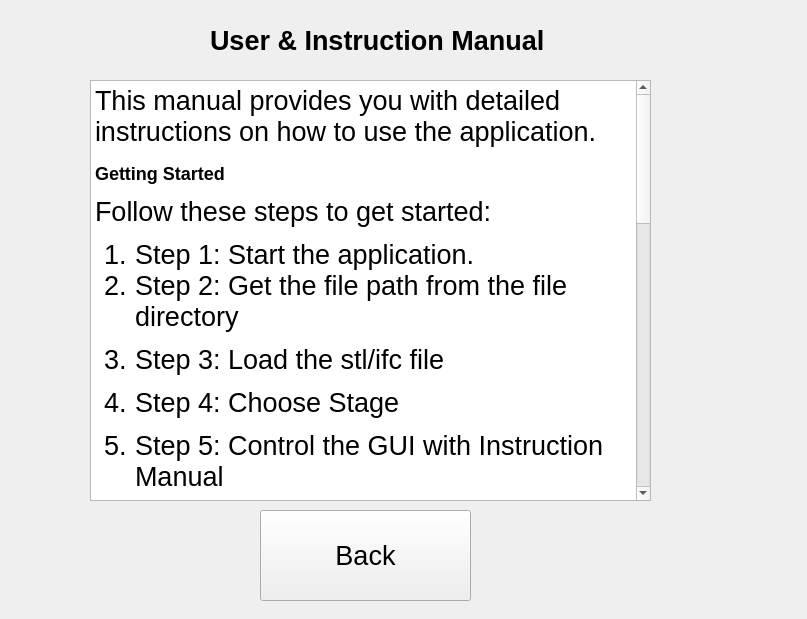
First picture: the form in Greyform/Python_Application/UI_Design/usermanual.ui, repository mokzhizhuan/GreyForm_UIs, before the edit.
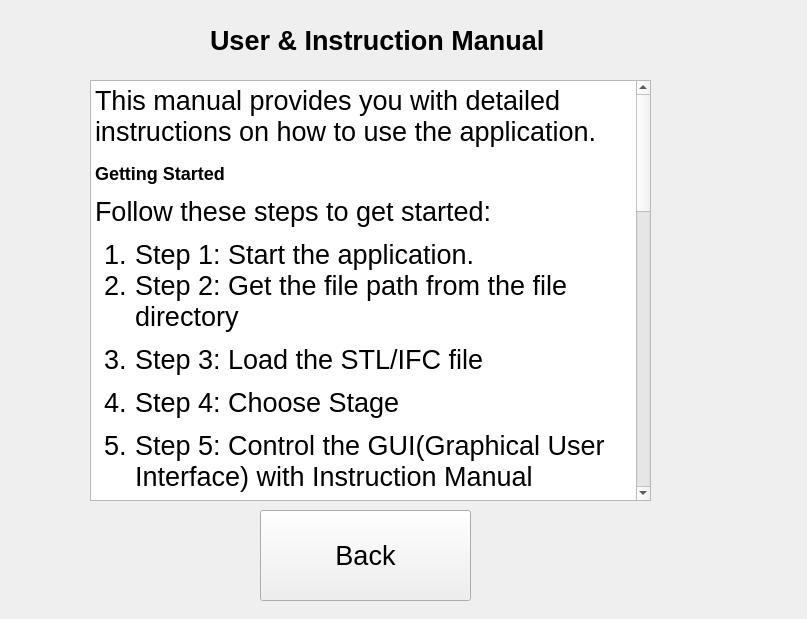
Second picture: the form after the edit.

Diff of the .ui file:
```diff
--- a/Greyform/Python_Application/UI_Design/usermanual.ui
+++ b/Greyform/Python_Application/UI_Design/usermanual.ui
@@ -32,26 +32,26 @@
 &lt;p style=&quot; margin-top:12px; margin-bottom:12px; margin-left:0px; margin-right:0px; -qt-block-indent:0; text-indent:0px;&quot;&gt;&lt;span style=&quot; font-size:20pt;&quot;&gt;Follow these steps to get started:        &lt;/span&gt;&lt;/p&gt;
 &lt;ol style=&quot;margin-top: 0px; margin-bottom: 0px; margin-left: 0px; margin-right: 0px; -qt-list-indent: 1;&quot;&gt;&lt;li style=&quot; font-size:20pt;&quot; style=&quot; margin-top:12px; margin-bottom:0px; margin-left:0px; margin-right:0px; -qt-block-indent:0; text-indent:0px;&quot;&gt;Step 1: Start the application.            &lt;/li&gt;
 &lt;li style=&quot; font-size:20pt;&quot; style=&quot; margin-top:0px; margin-bottom:12px; margin-left:0px; margin-right:0px; -qt-block-indent:0; text-indent:0px;&quot;&gt;Step 2: Get the file path from the file directory&lt;/li&gt;
-&lt;li style=&quot; font-size:20pt;&quot; style=&quot; margin-top:0px; margin-bottom:12px; margin-left:0px; margin-right:0px; -qt-block-indent:0; text-indent:0px;&quot;&gt;Step 3: Load the stl/ifc file&lt;/li&gt;
+&lt;li style=&quot; font-size:20pt;&quot; style=&quot; margin-top:0px; margin-bottom:12px; margin-left:0px; margin-right:0px; -qt-block-indent:0; text-indent:0px;&quot;&gt;Step 3: Load the STL/IFC file&lt;/li&gt;
 &lt;li style=&quot; font-size:20pt;&quot; style=&quot; margin-top:0px; margin-bottom:12px; margin-left:0px; margin-right:0px; -qt-block-indent:0; text-indent:0px;&quot;&gt;Step 4: Choose Stage&lt;/li&gt;
-&lt;li style=&quot; font-size:20pt;&quot; style=&quot; margin-top:0px; margin-bottom:12px; margin-left:0px; margin-right:0px; -qt-block-indent:0; text-indent:0px;&quot;&gt;Step 5: Control the GUI with Instruction Manual&lt;/li&gt;
-&lt;li style=&quot; font-size:20pt;&quot; style=&quot; margin-top:0px; margin-bottom:12px; margin-left:0px; margin-right:0px; -qt-block-indent:0; text-indent:0px;&quot;&gt;Step 6: Mark the PBU&lt;/li&gt;
+&lt;li style=&quot; font-size:20pt;&quot; style=&quot; margin-top:0px; margin-bottom:12px; margin-left:0px; margin-right:0px; -qt-block-indent:0; text-indent:0px;&quot;&gt;Step 5: Control the GUI(Graphical User Interface) with Instruction Manual&lt;/li&gt;
+&lt;li style=&quot; font-size:20pt;&quot; style=&quot; margin-top:0px; margin-bottom:12px; margin-left:0px; margin-right:0px; -qt-block-indent:0; text-indent:0px;&quot;&gt;Step 6: Mark the PBU(Pre-Fabricated Bathroom Unit)&lt;/li&gt;
 &lt;li style=&quot; font-size:20pt;&quot; style=&quot; margin-top:0px; margin-bottom:12px; margin-left:0px; margin-right:0px; -qt-block-indent:0; text-indent:0px;&quot;&gt; Step 7: Confirm your Marking&lt;/li&gt;
 &lt;li style=&quot; font-size:20pt;&quot; style=&quot; margin-top:0px; margin-bottom:12px; margin-left:0px; margin-right:0px; -qt-block-indent:0; text-indent:0px;&quot;&gt;Step 8: Enable Robot for localization                 &lt;/li&gt;&lt;/ol&gt;
 &lt;h2 style=&quot; margin-top:16px; margin-bottom:12px; margin-left:0px; margin-right:0px; -qt-block-indent:0; text-indent:0px;&quot;&gt;&lt;span style=&quot; font-size:20pt; font-weight:600;&quot;&gt;Features        &lt;/span&gt;&lt;/h2&gt;
 &lt;p style=&quot; margin-top:12px; margin-bottom:12px; margin-left:0px; margin-right:0px; -qt-block-indent:0; text-indent:0px;&quot;&gt;&lt;span style=&quot; font-size:20pt;&quot;&gt;Here are some key features of the application:        &lt;/span&gt;&lt;/p&gt;
 &lt;ul style=&quot;margin-top: 0px; margin-bottom: 0px; margin-left: 0px; margin-right: 0px; -qt-list-indent: 1;&quot;&gt;&lt;li style=&quot; font-size:20pt;&quot; style=&quot; margin-top:12px; margin-bottom:0px; margin-left:0px; margin-right:0px; -qt-block-indent:0; text-indent:0px;&quot;&gt;File Directory&lt;/li&gt;
 &lt;li style=&quot; font-size:20pt;&quot; style=&quot; margin-top:12px; margin-bottom:0px; margin-left:0px; margin-right:0px; -qt-block-indent:0; text-indent:0px;&quot;&gt;Stl/ifc frame display            &lt;/li&gt;
-&lt;li style=&quot; font-size:20pt;&quot; style=&quot; margin-top:0px; margin-bottom:12px; margin-left:0px; margin-right:0px; -qt-block-indent:0; text-indent:0px;&quot;&gt;Gui Display controls&lt;/li&gt;
+&lt;li style=&quot; font-size:20pt;&quot; style=&quot; margin-top:0px; margin-bottom:12px; margin-left:0px; margin-right:0px; -qt-block-indent:0; text-indent:0px;&quot;&gt;GUI(Graphical User Interface) Display controls&lt;/li&gt;
 &lt;li style=&quot; font-size:20pt;&quot; style=&quot; margin-top:0px; margin-bottom:12px; margin-left:0px; margin-right:0px; -qt-block-indent:0; text-indent:0px;&quot;&gt;Postion of the Actor&lt;/li&gt;
 &lt;li style=&quot; font-size:20pt;&quot; style=&quot; margin-top:0px; margin-bottom:12px; margin-left:0px; margin-right:0px; -qt-block-indent:0; text-indent:0px;&quot;&gt;Settings&lt;/li&gt;
 &lt;li style=&quot; font-size:20pt;&quot; style=&quot; margin-top:0px; margin-bottom:12px; margin-left:0px; margin-right:0px; -qt-block-indent:0; text-indent:0px;&quot;&gt;Collision&lt;/li&gt;&lt;/ul&gt;
 &lt;p style=&quot;-qt-paragraph-type:empty; margin-top:0px; margin-bottom:12px; margin-left:0px; margin-right:0px; -qt-block-indent:0; text-indent:0px; font-size:20pt;&quot;&gt;&lt;br /&gt;&lt;/p&gt;
-&lt;p style=&quot; margin-top:0px; margin-bottom:12px; margin-left:0px; margin-right:0px; -qt-block-indent:0; text-indent:0px;&quot;&gt;&lt;span style=&quot; font-size:20pt; font-weight:600;&quot;&gt;GUI Instruction :&lt;/span&gt;&lt;/p&gt;
+&lt;p style=&quot; margin-top:0px; margin-bottom:12px; margin-left:0px; margin-right:0px; -qt-block-indent:0; text-indent:0px;&quot;&gt;&lt;span style=&quot; font-size:20pt; font-weight:600;&quot;&gt;GUI(Graphical User Interface) Instruction :&lt;/span&gt;&lt;/p&gt;
 &lt;p style=&quot; margin-top:0px; margin-bottom:12px; margin-left:0px; margin-right:0px; -qt-block-indent:0; text-indent:0px;&quot;&gt;&lt;span style=&quot; font-size:20pt;&quot;&gt;Press right click to go inside the PBU view&lt;/span&gt;&lt;/p&gt;
 &lt;p style=&quot; margin-top:0px; margin-bottom:12px; margin-left:0px; margin-right:0px; -qt-block-indent:0; text-indent:0px;&quot;&gt;&lt;span style=&quot; font-size:20pt;&quot;&gt;Up , down left, right for the camera&lt;/span&gt;&lt;/p&gt;
 &lt;p style=&quot; margin-top:0px; margin-bottom:12px; margin-left:0px; margin-right:0px; -qt-block-indent:0; text-indent:0px;&quot;&gt;&lt;span style=&quot; font-size:20pt;&quot;&gt;Left click is to move the inside view&lt;/span&gt;&lt;/p&gt;
-&lt;p style=&quot; margin-top:0px; margin-bottom:12px; margin-left:0px; margin-right:0px; -qt-block-indent:0; text-indent:0px;&quot;&gt;&lt;span style=&quot; font-size:20pt;&quot;&gt;Right Click is to move from toilet room to shower room then revert back to toilet room&lt;/span&gt;&lt;/p&gt;
+&lt;p style=&quot; margin-top:0px; margin-bottom:12px; margin-left:0px; margin-right:0px; -qt-block-indent:0; text-indent:0px;&quot;&gt;&lt;span style=&quot; font-size:20pt;&quot;&gt;Right Click is to move the camera from toilet room to shower room then revert back to toilet room&lt;/span&gt;&lt;/p&gt;
 &lt;p style=&quot; margin-top:0px; margin-bottom:12px; margin-left:0px; margin-right:0px; -qt-block-indent:0; text-indent:0px;&quot;&gt;&lt;span style=&quot; font-size:20pt;&quot;&gt;L key to reset it as default view &lt;/span&gt;&lt;/p&gt;
 &lt;h1 style=&quot;-qt-paragraph-type:empty; margin-top:18px; margin-bottom:12px; margin-left:0px; margin-right:0px; -qt-block-indent:0; text-indent:0px; font-size:xx-large; font-weight:600;&quot;&gt;&lt;br /&gt;&lt;/h1&gt;&lt;/body&gt;&lt;/html&gt;</string>
    </property>
```
